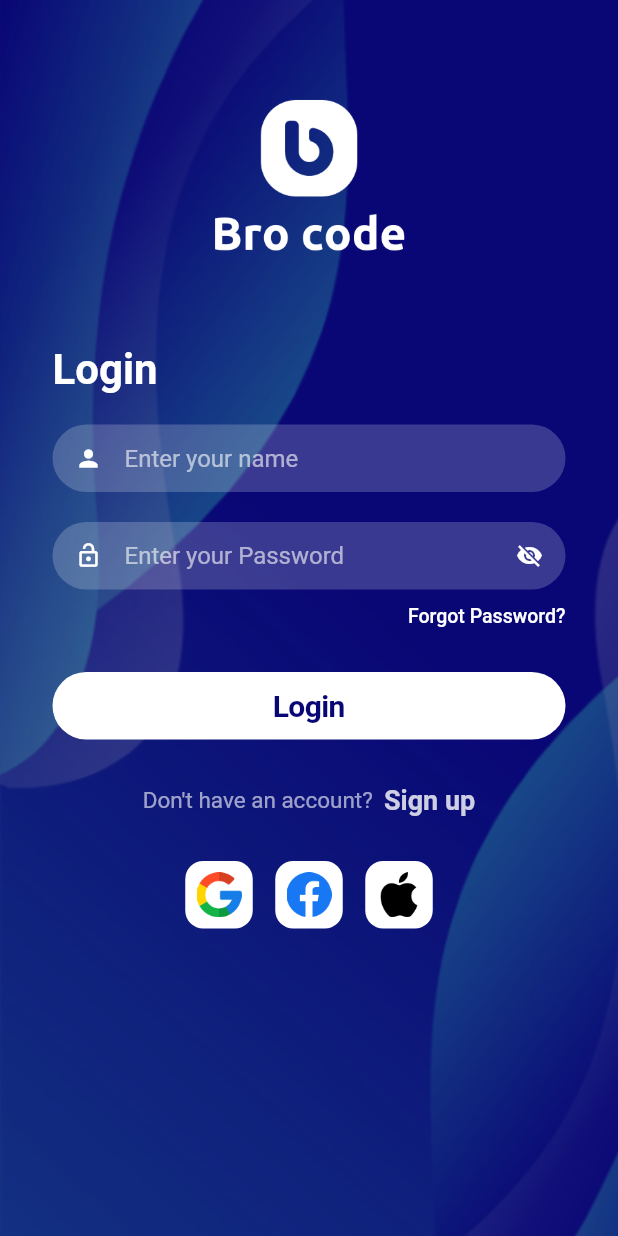
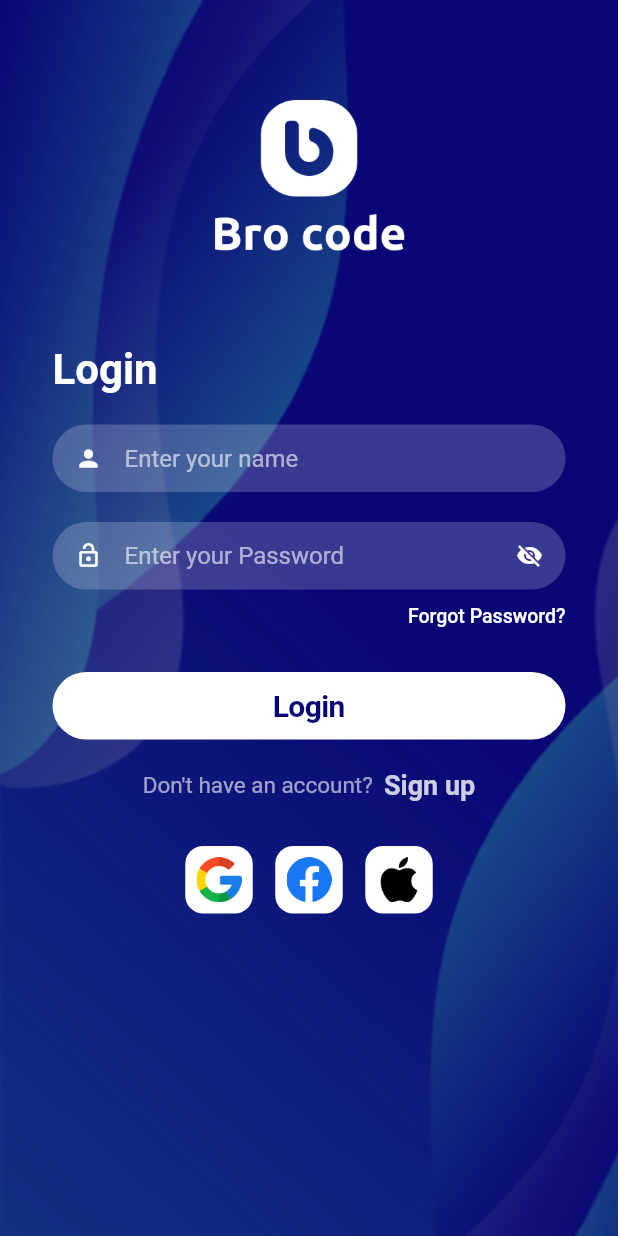
Before and after one commit to Khuziafa/Login-SignUp-Ui-Flutter, a Flutter app: the screen it shows after launch, on a phone screen of 412 x 824 dp. Run offline on Flutter 3.47's test engine with Material 2 defaults, Android fonts, the phone set to English and light mode, and no system bars; our stand-ins replace device_preview, get.

Commit message:
New Comment 2

```diff
--- a/lib/login_screen.dart
+++ b/lib/login_screen.dart
@@ -184,7 +184,7 @@ class _loginScreenState extends State<loginScreen> {
                   ),
                 ),
 
-                SizedBox(height: 30,),
+                SizedBox(height: 20,),
 
                 Row(mainAxisAlignment: MainAxisAlignment.center,
                   children: [
```
